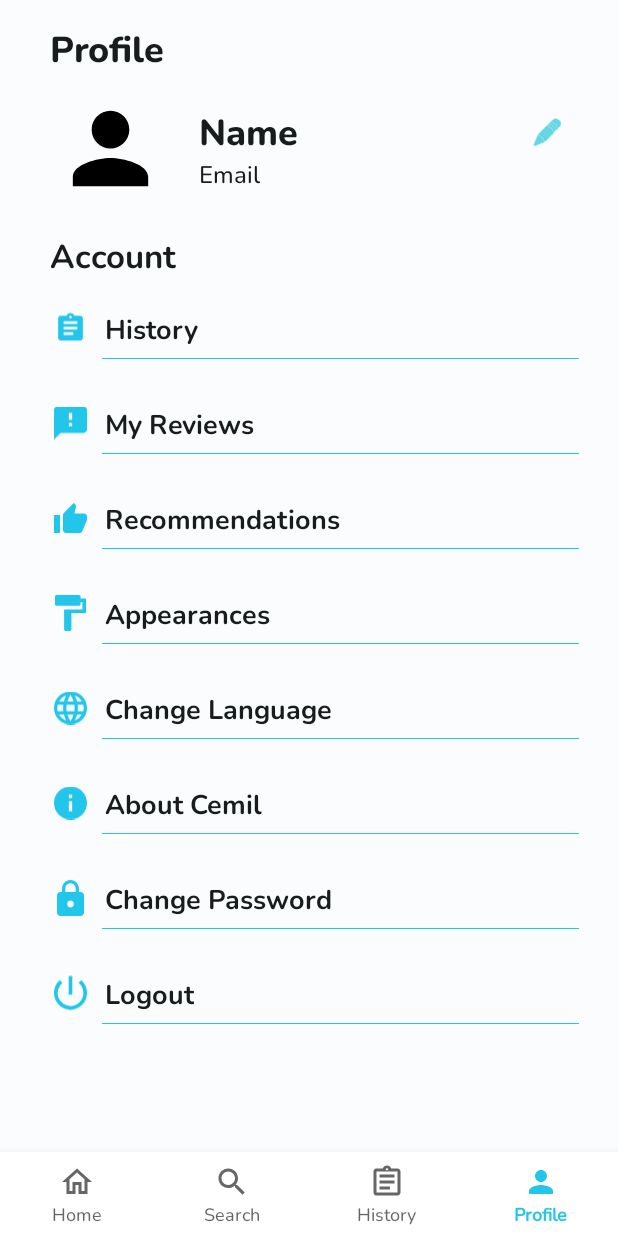
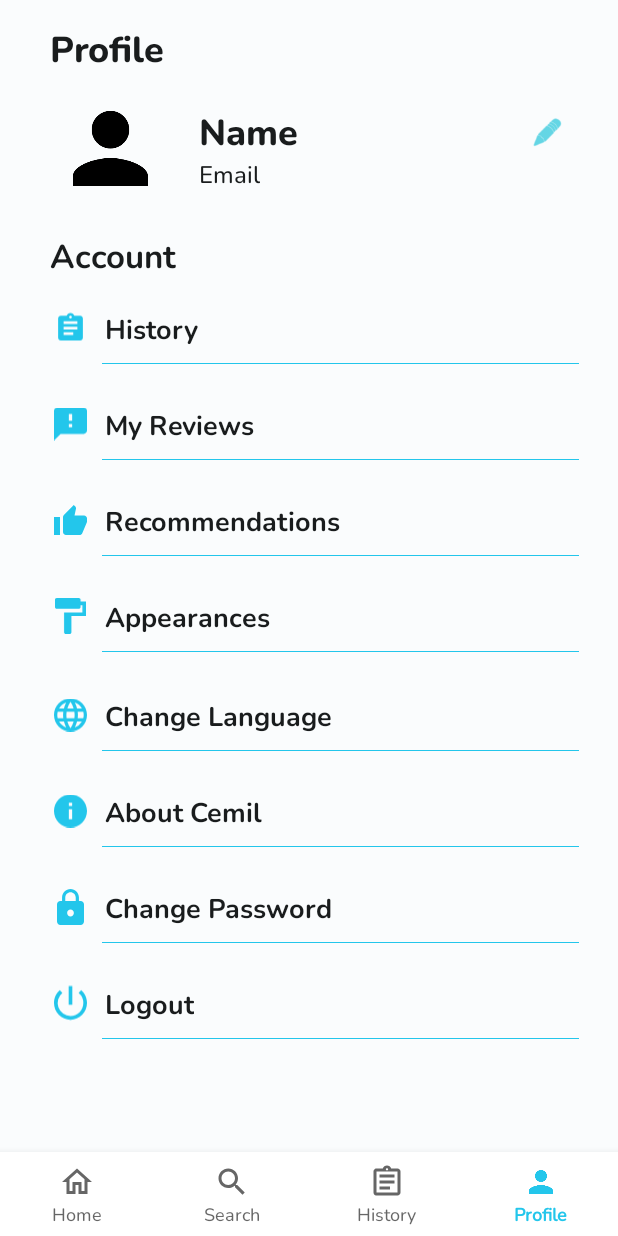
Before and after one commit to C22-PS181-Product-Capstone-Bangkit/Mobile-Development, an Android app: the ProfileFragment screen opened through its navigation route, on a phone screen of 412 x 824 dp. Run offline under Robolectric (Android 15) with nearby library versions, the light colour scheme and no system bars; our stand-ins replace navigation-ui.

Commit message:
Added edit profile page layout and change password page layout, adjusted profile page

```diff
--- a/app/src/main/java/com/bangkit/cemil/home/ProfileFragment.kt
+++ b/app/src/main/java/com/bangkit/cemil/home/ProfileFragment.kt
@@ -5,6 +5,7 @@
 import android.view.LayoutInflater
 import android.view.View
 import android.view.ViewGroup
+import androidx.navigation.Navigation
 import androidx.navigation.findNavController
 import androidx.navigation.ui.NavigationUI
 import com.bangkit.cemil.R
@@ -26,6 +27,9 @@
     override fun onViewCreated(view: View, savedInstanceState: Bundle?) {
         super.onViewCreated(view, savedInstanceState)
         val bottomNavigation : BottomNavigationView = requireActivity().findViewById(R.id.bottomNavigationView)
+        binding.imgEditProfile.setOnClickListener {
+            view.findNavController().navigate(R.id.action_profileFragment_to_editProfileFragment)
+        }
         binding.menuHistory.setOnClickListener {
             NavigationUI.onNavDestinationSelected(bottomNavigation.menu.findItem(R.id.historyFragment),it.findNavController())
         }
@@ -45,7 +49,7 @@
 
         }
         binding.menuChangePass.setOnClickListener {
-
+            view.findNavController().navigate(R.id.action_profileFragment_to_changePasswordFragment)
         }
         binding.menuLogout.setOnClickListener {
 
--- a/app/src/main/res/drawable/custom_edittext.xml
+++ b/app/src/main/res/drawable/custom_edittext.xml
@@ -6,7 +6,7 @@
             <stroke
                 android:width="0.5dp"
                 android:color="@color/primary" />
-            <solid android:color="@color/edittext" />
+            <solid android:color="@color/background" />
             <corners android:radius="32dp" />
         </shape>
     </item>
@@ -16,7 +16,7 @@
             <stroke
                 android:width="0.5dp"
                 android:color="@color/primary_variant" />
-            <solid android:color="@color/edittext" />
+            <solid android:color="@color/background" />
             <corners android:radius="32dp" />
         </shape>
     </item>
--- a/app/src/main/res/layout/fragment_profile.xml
+++ b/app/src/main/res/layout/fragment_profile.xml
@@ -86,11 +86,11 @@
         <RelativeLayout
             android:id="@+id/menuHistory"
             android:layout_width="match_parent"
-            android:layout_height="33dp"
+            android:layout_height="36dp"
             android:layout_marginTop="20dp"
+            android:foreground="?android:attr/selectableItemBackground"
             android:paddingStart="36dp"
             android:paddingEnd="26dp"
-            android:foreground="?android:attr/selectableItemBackground"
             app:layout_constraintTop_toBottomOf="@+id/tvProfileAccount">
 
             <ImageView
@@ -119,18 +119,18 @@
                 android:layout_height="0.6dp"
                 android:layout_alignParentTop="true"
                 android:layout_marginStart="32dp"
-                android:layout_marginTop="32dp"
+                android:layout_marginTop="35dp"
                 android:background="@color/primary" />
         </RelativeLayout>
 
         <RelativeLayout
             android:id="@+id/menuReviews"
             android:layout_width="match_parent"
-            android:layout_height="33dp"
-            android:layout_marginTop="30dp"
+            android:layout_height="36dp"
+            android:layout_marginTop="28dp"
+            android:foreground="?android:attr/selectableItemBackground"
             android:paddingStart="36dp"
             android:paddingEnd="26dp"
-            android:foreground="?android:attr/selectableItemBackground"
             app:layout_constraintEnd_toEndOf="parent"
             app:layout_constraintStart_toStartOf="parent"
             app:layout_constraintTop_toBottomOf="@+id/menuHistory">
@@ -160,18 +160,18 @@
                 android:layout_height="0.6dp"
                 android:layout_alignParentTop="true"
                 android:layout_marginStart="32dp"
-                android:layout_marginTop="32dp"
+                android:layout_marginTop="35dp"
                 android:background="@color/primary" />
         </RelativeLayout>
 
         <RelativeLayout
             android:id="@+id/menuRecommendations"
             android:layout_width="match_parent"
-            android:layout_height="33dp"
-            android:layout_marginTop="30dp"
+            android:layout_height="36dp"
+            android:layout_marginTop="28dp"
+            android:foreground="?android:attr/selectableItemBackground"
             android:paddingStart="36dp"
             android:paddingEnd="26dp"
-            android:foreground="?android:attr/selectableItemBackground"
             app:layout_constraintEnd_toEndOf="parent"
             app:layout_constraintStart_toStartOf="parent"
             app:layout_constraintTop_toBottomOf="@+id/menuReviews">
@@ -201,18 +201,18 @@
                 android:layout_height="0.6dp"
                 android:layout_alignParentTop="true"
                 android:layout_marginStart="32dp"
-                android:layout_marginTop="32dp"
+                android:layout_marginTop="35dp"
                 android:background="@color/primary" />
         </RelativeLayout>
 
         <RelativeLayout
             android:id="@+id/menuAppearances"
             android:layout_width="match_parent"
-            android:layout_height="33dp"
-            android:layout_marginTop="30dp"
+            android:layout_height="36dp"
+            android:layout_marginTop="28dp"
+            android:foreground="?android:attr/selectableItemBackground"
             android:paddingStart="36dp"
             android:paddingEnd="26dp"
-            android:foreground="?android:attr/selectableItemBackground"
             app:layout_constraintEnd_toEndOf="parent"
             app:layout_constraintStart_toStartOf="parent"
             app:layout_constraintTop_toBottomOf="@+id/menuRecommendations">
@@ -242,18 +242,18 @@
                 android:layout_height="0.6dp"
                 android:layout_alignParentTop="true"
                 android:layout_marginStart="32dp"
-                android:layout_marginTop="32dp"
+                android:layout_marginTop="35dp"
                 android:background="@color/primary" />
         </RelativeLayout>
 
         <RelativeLayout
             android:id="@+id/menuLanguage"
             android:layout_width="match_parent"
-            android:layout_height="33dp"
+            android:layout_height="36dp"
             android:layout_marginTop="30dp"
+            android:foreground="?android:attr/selectableItemBackground"
             android:paddingStart="36dp"
             android:paddingEnd="26dp"
-            android:foreground="?android:attr/selectableItemBackground"
             app:layout_constraintEnd_toEndOf="parent"
             app:layout_constraintStart_toStartOf="parent"
             app:layout_constraintTop_toBottomOf="@+id/menuAppearances">
@@ -283,18 +283,18 @@
                 android:layout_height="0.6dp"
                 android:layout_alignParentTop="true"
                 android:layout_marginStart="32dp"
-                android:layout_marginTop="32dp"
+                android:layout_marginTop="35dp"
                 android:background="@color/primary" />
         </RelativeLayout>
 
         <RelativeLayout
             android:id="@+id/menuAbout"
             android:layout_width="match_parent"
-            android:layout_height="33dp"
-            android:layout_marginTop="30dp"
+            android:layout_height="36dp"
+            android:layout_marginTop="28dp"
+            android:foreground="?android:attr/selectableItemBackground"
             android:paddingStart="36dp"
             android:paddingEnd="26dp"
-            android:foreground="?android:attr/selectableItemBackground"
             app:layout_constraintEnd_toEndOf="parent"
             app:layout_constraintStart_toStartOf="parent"
             app:layout_constraintTop_toBottomOf="@+id/menuLanguage">
@@ -324,18 +324,18 @@
                 android:layout_height="0.6dp"
                 android:layout_alignParentTop="true"
                 android:layout_marginStart="32dp"
-                android:layout_marginTop="32dp"
+                android:layout_marginTop="35dp"
                 android:background="@color/primary" />
         </RelativeLayout>
 
         <RelativeLayout
             android:id="@+id/menuChangePass"
             android:layout_width="match_parent"
-            android:layout_height="33dp"
-            android:layout_marginTop="30dp"
+            android:layout_height="36dp"
+            android:layout_marginTop="28dp"
+            android:foreground="?android:attr/selectableItemBackground"
             android:paddingStart="36dp"
             android:paddingEnd="26dp"
-            android:foreground="?android:attr/selectableItemBackground"
             app:layout_constraintEnd_toEndOf="parent"
             app:layout_constraintStart_toStartOf="parent"
             app:layout_constraintTop_toBottomOf="@+id/menuAbout">
@@ -365,19 +365,19 @@
                 android:layout_height="0.6dp"
                 android:layout_alignParentTop="true"
                 android:layout_marginStart="32dp"
-                android:layout_marginTop="32dp"
+                android:layout_marginTop="35dp"
                 android:background="@color/primary" />
         </RelativeLayout>
 
         <RelativeLayout
             android:id="@+id/menuLogout"
             android:layout_width="match_parent"
-            android:layout_height="33dp"
-            android:layout_marginTop="30dp"
+            android:layout_height="36dp"
+            android:layout_marginTop="28dp"
+            android:layout_marginBottom="30dp"
+            android:foreground="?android:attr/selectableItemBackground"
             android:paddingStart="36dp"
             android:paddingEnd="26dp"
-            android:layout_marginBottom="30dp"
-            android:foreground="?android:attr/selectableItemBackground"
             app:layout_constraintBottom_toBottomOf="parent"
             app:layout_constraintEnd_toEndOf="parent"
             app:layout_constraintStart_toStartOf="parent"
@@ -408,7 +408,7 @@
                 android:layout_height="0.6dp"
                 android:layout_alignParentTop="true"
                 android:layout_marginStart="32dp"
-                android:layout_marginTop="32dp"
+                android:layout_marginTop="35dp"
                 android:background="@color/primary" />
         </RelativeLayout>
     </androidx.constraintlayout.widget.ConstraintLayout>
--- a/app/src/main/res/navigation/main_navigation.xml
+++ b/app/src/main/res/navigation/main_navigation.xml
@@ -24,5 +24,26 @@
         android:id="@+id/profileFragment"
         android:name="com.bangkit.cemil.home.ProfileFragment"
         android:label="fragment_profile"
-        tools:layout="@layout/fragment_profile" />
+        tools:layout="@layout/fragment_profile" >
+        <action
+            android:id="@+id/action_profileFragment_to_editProfileFragment"
+            app:destination="@id/editProfileFragment"
+            app:popUpTo="@id/profileFragment"
+            app:popUpToInclusive="true" />
+        <action
+            android:id="@+id/action_profileFragment_to_changePasswordFragment"
+            app:destination="@id/changePasswordFragment"
+            app:popUpTo="@id/profileFragment"
+            app:popUpToInclusive="true" />
+    </fragment>
+    <fragment
+        android:id="@+id/editProfileFragment"
+        android:name="com.bangkit.cemil.profile.EditProfileFragment"
+        android:label="fragment_edit_profile"
+        tools:layout="@layout/fragment_edit_profile" />
+    <fragment
+        android:id="@+id/changePasswordFragment"
+        android:name="com.bangkit.cemil.profile.ChangePasswordFragment"
+        android:label="fragment_change_password"
+        tools:layout="@layout/fragment_change_password" />
 </navigation>
--- a/app/src/main/res/values/colors.xml
+++ b/app/src/main/res/values/colors.xml
@@ -10,7 +10,6 @@
     <color name="background">#FFFAFCFD</color>
     <color name="on_background">#FF191C1D</color>
     <color name="grey">#FF949494</color>
-    <color name="edittext">#FFF4F4F4</color>
 
     <!-- Dark theme colors -->
     <color name="primary_dark">#FF86E4F9</color>
@@ -22,5 +21,4 @@
     <color name="background_dark">#FF191C1D</color>
     <color name="on_background_dark">#FFE1E3E4</color>
     <color name="grey_dark">#FFE8E8E8</color>
-    <color name="edittext_dark">#FFF4F4F4</color>
 </resources>
```
Also changed, not shown: app/src/main/java/com/bangkit/cemil/profile/ChangePasswordFragment.kt (added, +42 -0 lines), app/src/main/java/com/bangkit/cemil/profile/EditProfileFragment.kt (added, +42 -0 lines), app/src/main/res/layout/fragment_change_password.xml (added, +163 -0 lines), app/src/main/res/layout/fragment_edit_profile.xml (added, +148 -0 lines), app/src/main/res/values/strings.xml (+9 -0 lines).
